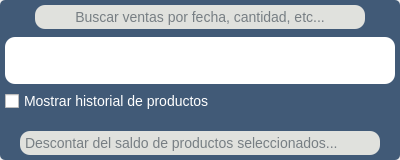
Old version of the form ui/debts_balanceProductsList.ui in the repository Bruno-Heit/programa-forrajeria.
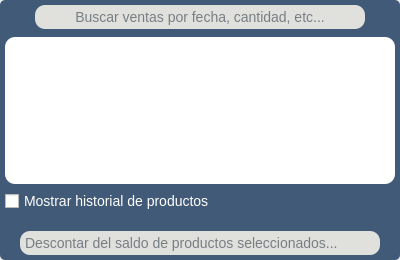
New version of the form.

```diff
--- a/ui/debts_balanceProductsList.ui
+++ b/ui/debts_balanceProductsList.ui
@@ -7,11 +7,11 @@
     <x>0</x>
     <y>0</y>
     <width>400</width>
-    <height>160</height>
+    <height>260</height>
    </rect>
   </property>
   <property name="sizePolicy">
-   <sizepolicy hsizetype="MinimumExpanding" vsizetype="Preferred">
+   <sizepolicy hsizetype="MinimumExpanding" vsizetype="Expanding">
     <horstretch>0</horstretch>
     <verstretch>0</verstretch>
    </sizepolicy>
@@ -19,12 +19,12 @@
   <property name="minimumSize">
    <size>
     <width>400</width>
-    <height>160</height>
+    <height>260</height>
    </size>
   </property>
   <property name="maximumSize">
    <size>
-    <width>400</width>
+    <width>600</width>
     <height>16777215</height>
    </size>
   </property>
@@ -200,6 +200,9 @@
 	min-width: 15px;
 }</string>
   </property>
+  <property name="sizeGripEnabled">
+   <bool>true</bool>
+  </property>
   <layout class="QHBoxLayout" name="horizontalLayout_4" stretch="0">
    <property name="spacing">
     <number>0</number>
@@ -218,6 +221,12 @@
    </property>
    <item>
     <widget class="QWidget" name="central_widget" native="true">
+     <property name="sizePolicy">
+      <sizepolicy hsizetype="Preferred" vsizetype="Expanding">
+       <horstretch>0</horstretch>
+       <verstretch>0</verstretch>
+      </sizepolicy>
+     </property>
      <property name="minimumSize">
       <size>
        <width>0</width>
@@ -318,13 +327,19 @@
       </item>
       <item>
        <widget class="QWidget" name="body" native="true">
+        <property name="sizePolicy">
+         <sizepolicy hsizetype="Preferred" vsizetype="Preferred">
+          <horstretch>0</horstretch>
+          <verstretch>0</verstretch>
+         </sizepolicy>
+        </property>
         <property name="minimumSize">
          <size>
           <width>0</width>
           <height>86</height>
          </size>
         </property>
-        <layout class="QVBoxLayout" name="verticalLayout_3">
+        <layout class="QVBoxLayout" name="verticalLayout_3" stretch="0,0">
          <property name="spacing">
           <number>5</number>
          </property>
@@ -343,11 +358,17 @@
          <item>
           <widget class="QTableView" name="tv_balance_products">
            <property name="sizePolicy">
-            <sizepolicy hsizetype="MinimumExpanding" vsizetype="Expanding">
+            <sizepolicy hsizetype="MinimumExpanding" vsizetype="Preferred">
              <horstretch>0</horstretch>
              <verstretch>0</verstretch>
             </sizepolicy>
            </property>
+           <property name="minimumSize">
+            <size>
+             <width>0</width>
+             <height>100</height>
+            </size>
+           </property>
            <property name="frameShape">
             <enum>QFrame::Shape::NoFrame</enum>
            </property>
```
Left out of the diff: 7 changed lines with no effect on the pictures.
